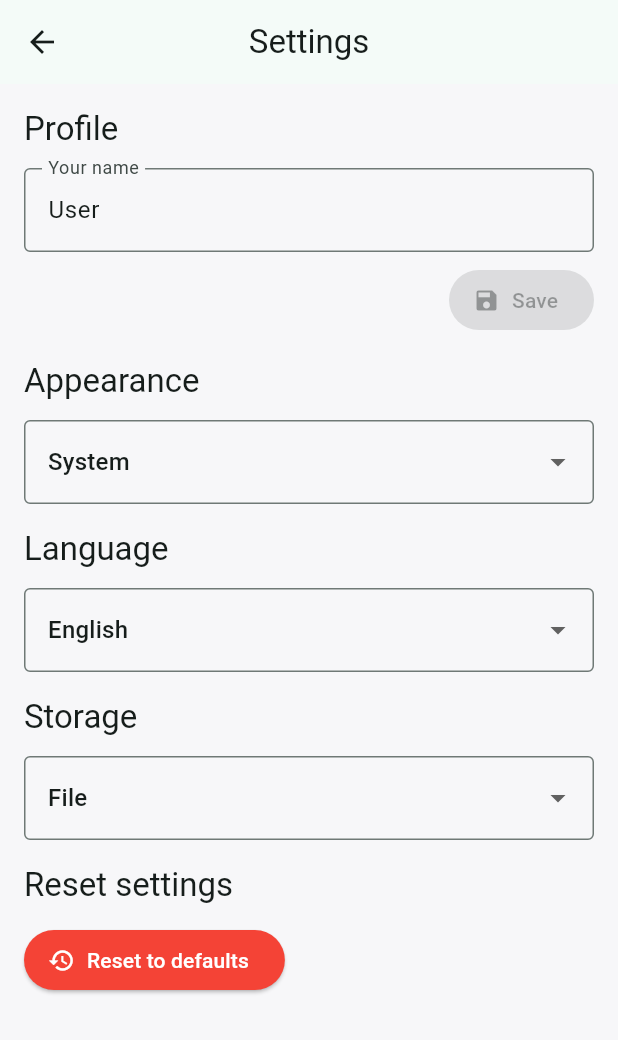
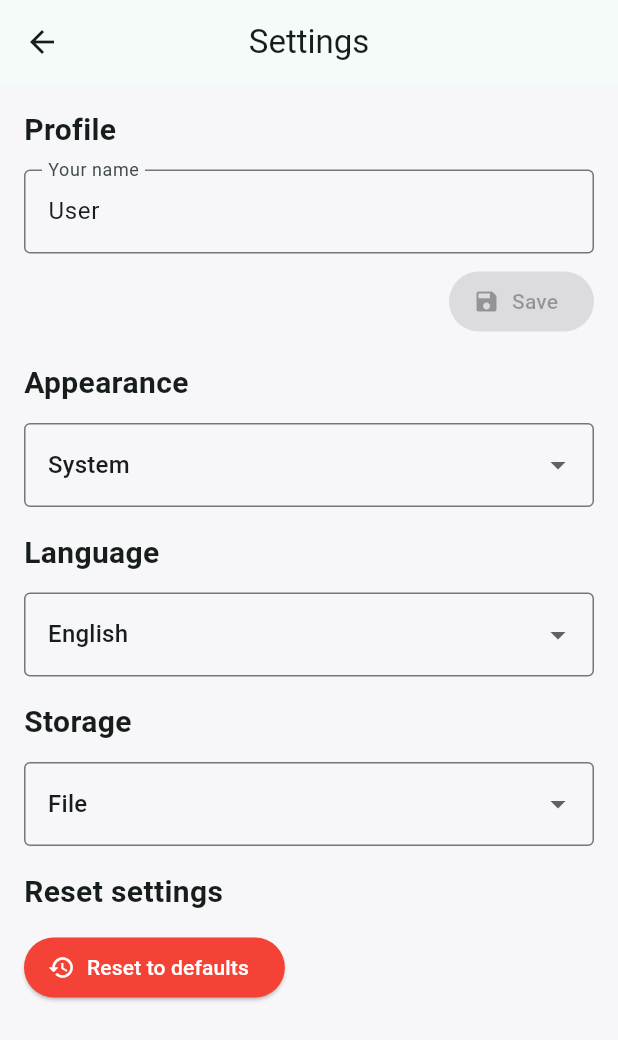
Before and after one commit to redjadet/test_flutter_project, a Flutter app: the screen it shows after launch, after a tap on the "settings" icon, on a phone screen of 412 x 824 dp. Shown: the top 1040 px of the screen. Run offline on Flutter 3.47's test engine with Material 3 defaults, Android fonts, the light colour scheme and no system bars; our stand-ins replace fl_chart, flutter_svg, google_fonts, hive_flutter; missing offline and left inert: window_size; accounts and stored records are empty; network calls fail.

Commit message:
refactor: improve settings screen structure and localization support
- Refactored SettingsScreen to enhance readability and maintainability by breaking down the build method into smaller widget methods.
- Introduced a mixin for shared section header functionality across settings sections.
- Added localization keys for new strings in English and Turkish localization files.
- Updated spacing constants for better layout consistency.

```diff
--- a/l10n/app_en.arb
+++ b/l10n/app_en.arb
@@ -43,11 +43,17 @@
     }
   },
   "settingsTitle": "Settings",
+  "@settingsTitle": {},
   "profile": "Profile",
+  "@profile": {},
   "yourName": "Your name",
+  "@yourName": {},
   "nameTooShort": "Name must be at least 2 chars",
+  "@nameTooShort": {},
   "save": "Save",
+  "@save": {},
   "settingsSaved": "Settings saved",
+  "@settingsSaved": {},
   "appearance": "Appearance",
   "light": "Light",
   "dark": "Dark",
@@ -55,6 +61,7 @@
   "storage": "Storage",
   "file": "File",
   "database": "DB",
+  "@database": {},
   "storageSwitched": "Storage switched to {backend}",
   "@storageSwitched": {
     "placeholders": {
--- a/l10n/app_tr.arb
+++ b/l10n/app_tr.arb
@@ -68,6 +68,7 @@
   "turkish": "Türkçe",
   "resetToDefaults": "Varsayılanlara sıfırla",
   "settingsReset": "Ayarlar varsayılanlara sıfırlandı",
+  "@settingsReset": {},
   "dangerZone": "Ayarları Sıfırla",
   "confirmResetTitle": "Ayarlar sıfırlansın mı?",
   "confirmResetMessage": "Bu işlem ad, tema ve dili varsayılanlara döndürür.",
--- a/lib/features/dashboard/screens/settings_screen.dart
+++ b/lib/features/dashboard/screens/settings_screen.dart
@@ -16,7 +16,7 @@ class SettingsScreen extends StatefulWidget {
 class _SettingsScreenState extends State<SettingsScreen>
     implements SettingsView {
   static const EdgeInsets _contentPadding = EdgeInsets.all(16.0);
-  static const double _fieldSpacing = 16.0;
+  static const double _sectionSpacing = 16.0;
 
   late final TextEditingController _nameController;
   late final SettingsPresenter _presenter;
@@ -26,6 +26,10 @@ class _SettingsScreenState extends State<SettingsScreen>
   @override
   void initState() {
     super.initState();
+    _initializeDependencies();
+  }
+
+  void _initializeDependencies() {
     _initializePresenter();
     _initializeNameController();
   }
@@ -71,6 +75,7 @@ class _SettingsScreenState extends State<SettingsScreen>
 
   @override
   Widget build(BuildContext context) {
+    final loc = AppLocalizations.of(context)!;
     final scheme = Theme.of(context).colorScheme;
     final themeMode = context.select(
       (DashboardController c) => c.state.themeMode,
@@ -78,15 +83,43 @@ class _SettingsScreenState extends State<SettingsScreen>
     final currentLocale = context.select(
       (DashboardController c) => c.state.localeCode,
     );
-    final loc = AppLocalizations.of(context)!;
 
     return Scaffold(
-      appBar: AppBar(title: Text(loc.settingsTitle)),
-      body: SafeArea(
+      appBar: _buildAppBar(loc),
+      body: _buildBody(loc, scheme, themeMode, currentLocale),
+    );
+  }
+
+  PreferredSizeWidget _buildAppBar(AppLocalizations loc) {
+    return AppBar(title: Text(loc.settingsTitle));
+  }
+
+  Widget _buildBody(
+    AppLocalizations loc,
+    ColorScheme scheme,
+    ThemeMode themeMode,
+    String currentLocale,
+  ) {
+    return SafeArea(
       child: ListView(
         padding: _contentPadding,
         children: [
-            SettingsProfileSection(
+          _buildProfileSection(loc, scheme),
+          const SizedBox(height: _sectionSpacing),
+          _buildThemeSection(loc, themeMode),
+          const SizedBox(height: _sectionSpacing),
+          _buildLocaleSection(loc, currentLocale),
+          const SizedBox(height: _sectionSpacing),
+          _buildBackendSection(loc),
+          const SizedBox(height: _sectionSpacing),
+          _buildResetSection(loc),
+        ],
+      ),
+    );
+  }
+
+  Widget _buildProfileSection(AppLocalizations loc, ColorScheme scheme) {
+    return SettingsProfileSection(
       nameController: _nameController,
       isValid: _valid,
       isDirty: _dirty,
@@ -94,29 +127,33 @@ class _SettingsScreenState extends State<SettingsScreen>
       onSavePressed: _onSavePressed,
       loc: loc,
       scheme: scheme,
-            ),
-            const SizedBox(height: _fieldSpacing),
-            SettingsThemeSection(
+    );
+  }
+
+  Widget _buildThemeSection(AppLocalizations loc, ThemeMode themeMode) {
+    return SettingsThemeSection(
       themeMode: themeMode,
       onThemeChanged: _presenter.updateThemeMode,
       loc: loc,
-            ),
-            const SizedBox(height: _fieldSpacing),
-            SettingsLocaleSection(
+    );
+  }
+
+  Widget _buildLocaleSection(AppLocalizations loc, String currentLocale) {
+    return SettingsLocaleSection(
       currentLocale: currentLocale,
       onLocaleChanged: _presenter.updateLocale,
       loc: loc,
-            ),
-            const SizedBox(height: _fieldSpacing),
-            SettingsBackendSection(presenter: _presenter, loc: loc),
-            const SizedBox(height: _fieldSpacing),
-            SettingsResetSection(
+    );
+  }
+
+  Widget _buildBackendSection(AppLocalizations loc) {
+    return SettingsBackendSection(presenter: _presenter, loc: loc);
+  }
+
+  Widget _buildResetSection(AppLocalizations loc) {
+    return SettingsResetSection(
       onResetPressed: _presenter.resetToDefaults,
       loc: loc,
-            ),
-          ],
-        ),
-      ),
     );
   }
 }
--- a/lib/features/dashboard/widgets/settings_sections.dart
+++ b/lib/features/dashboard/widgets/settings_sections.dart
@@ -5,7 +5,16 @@ import 'package:complex_ui_openai/features/dashboard/state/persistence_repo.dart
 import 'package:flutter/material.dart';
 import 'package:provider/provider.dart';
 
-class SettingsProfileSection extends StatelessWidget {
+mixin SettingsSectionMixin {
+  Widget buildSectionHeader(String title) {
+    return Text(
+      title,
+      style: const TextStyle(fontSize: 20, fontWeight: FontWeight.bold),
+    );
+  }
+}
+
+class SettingsProfileSection extends StatelessWidget with SettingsSectionMixin {
   final TextEditingController nameController;
   final bool isValid;
   final bool isDirty;
@@ -30,9 +39,17 @@ class SettingsProfileSection extends StatelessWidget {
     return Column(
       crossAxisAlignment: CrossAxisAlignment.start,
       children: [
-        Text(loc.profile, style: Theme.of(context).textTheme.titleLarge),
+        buildSectionHeader(loc.profile),
         const SizedBox(height: 12),
-        TextField(
+        _buildNameField(),
+        const SizedBox(height: 8),
+        _buildSaveButton(),
+      ],
+    );
+  }
+
+  Widget _buildNameField() {
+    return TextField(
       controller: nameController,
       decoration: InputDecoration(
         labelText: loc.yourName,
@@ -45,22 +62,22 @@ class SettingsProfileSection extends StatelessWidget {
       textInputAction: TextInputAction.done,
       onChanged: onNameChanged,
       onSubmitted: (_) => onSavePressed(),
-        ),
-        const SizedBox(height: 8),
-        Align(
+    );
+  }
+
+  Widget _buildSaveButton() {
+    return Align(
       alignment: Alignment.centerRight,
       child: ElevatedButton.icon(
         onPressed: isDirty && isValid ? onSavePressed : null,
         icon: const Icon(Icons.save),
         label: Text(loc.save),
       ),
-        ),
-      ],
     );
   }
 }
 
-class SettingsThemeSection extends StatelessWidget {
+class SettingsThemeSection extends StatelessWidget with SettingsSectionMixin {
   final ThemeMode themeMode;
   final ValueChanged<ThemeMode> onThemeChanged;
   final AppLocalizations loc;
@@ -77,26 +94,30 @@ class SettingsThemeSection extends StatelessWidget {
     return Column(
       crossAxisAlignment: CrossAxisAlignment.start,
       children: [
-        Text(loc.appearance, style: Theme.of(context).textTheme.titleLarge),
+        buildSectionHeader(loc.appearance),
         const SizedBox(height: 12),
-        DropdownButtonFormField<ThemeMode>(
+        _buildThemeDropdown(),
+      ],
+    );
+  }
+
+  Widget _buildThemeDropdown() {
+    return DropdownButtonFormField<ThemeMode>(
       initialValue: themeMode,
       decoration: const InputDecoration(border: OutlineInputBorder()),
       items: ThemeMode.values.map((mode) {
         return DropdownMenuItem(
           value: mode,
-              child: Text(_localizedThemeMode(loc, mode)),
+          child: Text(_getLocalizedThemeName(mode)),
         );
       }).toList(),
       onChanged: (mode) {
         if (mode != null) onThemeChanged(mode);
       },
-        ),
-      ],
     );
   }
 
-  String _localizedThemeMode(AppLocalizations loc, ThemeMode mode) {
+  String _getLocalizedThemeName(ThemeMode mode) {
     switch (mode) {
       case ThemeMode.light:
         return loc.light;
@@ -108,7 +129,7 @@ class SettingsThemeSection extends StatelessWidget {
   }
 }
 
-class SettingsLocaleSection extends StatelessWidget {
+class SettingsLocaleSection extends StatelessWidget with SettingsSectionMixin {
   final String currentLocale;
   final ValueChanged<String> onLocaleChanged;
   final AppLocalizations loc;
@@ -125,9 +146,15 @@ class SettingsLocaleSection extends StatelessWidget {
     return Column(
       crossAxisAlignment: CrossAxisAlignment.start,
       children: [
-        Text(loc.language, style: Theme.of(context).textTheme.titleLarge),
+        buildSectionHeader(loc.language),
         const SizedBox(height: 12),
-        DropdownButtonFormField<String>(
+        _buildLocaleDropdown(),
+      ],
+    );
+  }
+
+  Widget _buildLocaleDropdown() {
+    return DropdownButtonFormField<String>(
       initialValue: currentLocale,
       decoration: const InputDecoration(border: OutlineInputBorder()),
       items: [
@@ -137,13 +164,11 @@ class SettingsLocaleSection extends StatelessWidget {
       onChanged: (locale) {
         if (locale != null) onLocaleChanged(locale);
       },
-        ),
-      ],
     );
   }
 }
 
-class SettingsBackendSection extends StatelessWidget {
+class SettingsBackendSection extends StatelessWidget with SettingsSectionMixin {
   final ISettingsPresenter presenter;
   final AppLocalizations loc;
 
@@ -158,24 +183,49 @@ class SettingsBackendSection extends StatelessWidget {
     return Column(
       crossAxisAlignment: CrossAxisAlignment.start,
       children: [
-        Text(loc.storage, style: Theme.of(context).textTheme.titleLarge),
+        buildSectionHeader(loc.storage),
         const SizedBox(height: 12),
-        FutureBuilder<PersistenceBackend>(
+        _buildBackendDropdown(),
+      ],
+    );
+  }
+
+  Widget _buildBackendDropdown() {
+    return FutureBuilder<PersistenceBackend>(
       future: presenter.currentBackend(),
       builder: (context, snapshot) {
         if (!snapshot.hasData) {
-              return const CircularProgressIndicator();
+          return const Center(child: CircularProgressIndicator());
         }
+
         return DropdownButtonFormField<PersistenceBackend>(
           initialValue: snapshot.data,
           decoration: const InputDecoration(border: OutlineInputBorder()),
           items: PersistenceBackend.values.map((backend) {
             return DropdownMenuItem(
               value: backend,
-                  child: Text(_localizedBackend(loc, backend)),
+              child: Text(_getLocalizedBackendName(backend)),
             );
           }).toList(),
-              onChanged: (backend) async {
+          onChanged: (backend) => _handleBackendChange(context, backend),
+        );
+      },
+    );
+  }
+
+  String _getLocalizedBackendName(PersistenceBackend backend) {
+    switch (backend) {
+      case PersistenceBackend.file:
+        return loc.file;
+      case PersistenceBackend.hive:
+        return loc.database;
+    }
+  }
+
+  Future<void> _handleBackendChange(
+    BuildContext context,
+    PersistenceBackend? backend,
+  ) async {
     if (backend != null) {
       final controller = Provider.of<DashboardController>(
         context,
@@ -183,25 +233,10 @@ class SettingsBackendSection extends StatelessWidget {
       );
       await presenter.switchBackend(backend, controller.state);
     }
-              },
-            );
-          },
-        ),
-      ],
-    );
-  }
-
-  String _localizedBackend(AppLocalizations loc, PersistenceBackend backend) {
-    switch (backend) {
-      case PersistenceBackend.file:
-        return loc.file;
-      case PersistenceBackend.hive:
-        return loc.database;
-    }
   }
 }
 
-class SettingsResetSection extends StatelessWidget {
+class SettingsResetSection extends StatelessWidget with SettingsSectionMixin {
   final VoidCallback onResetPressed;
   final AppLocalizations loc;
 
@@ -216,9 +251,15 @@ class SettingsResetSection extends StatelessWidget {
     return Column(
       crossAxisAlignment: CrossAxisAlignment.start,
       children: [
-        Text(loc.dangerZone, style: Theme.of(context).textTheme.titleLarge),
+        buildSectionHeader(loc.dangerZone),
         const SizedBox(height: 12),
-        ElevatedButton.icon(
+        _buildResetButton(),
+      ],
+    );
+  }
+
+  Widget _buildResetButton() {
+    return ElevatedButton.icon(
       onPressed: onResetPressed,
       icon: const Icon(Icons.restore),
       label: Text(loc.resetToDefaults),
@@ -226,8 +267,6 @@ class SettingsResetSection extends StatelessWidget {
         backgroundColor: Colors.red,
         foregroundColor: Colors.white,
       ),
-        ),
-      ],
     );
   }
 }
```
Lines whose indentation alone changed are shown as unchanged.
